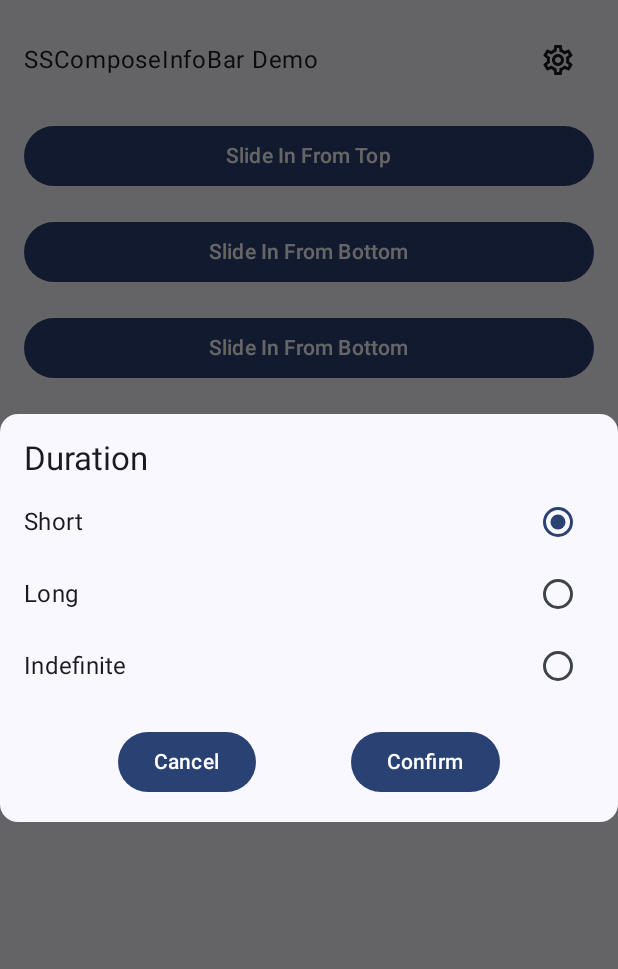
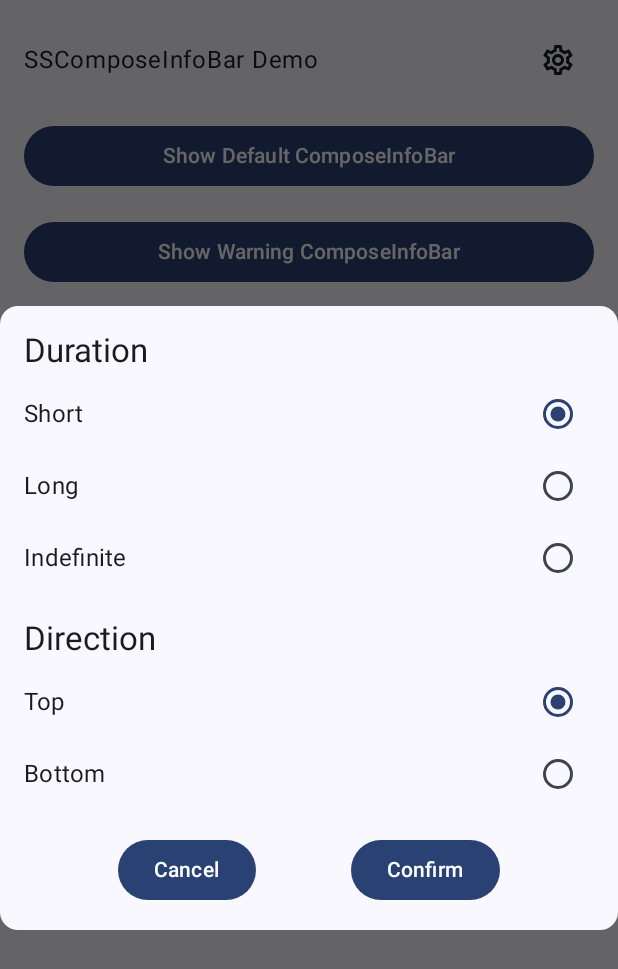
Before and after one commit to SimformSolutionsPvtLtd/SSCompose-CustomInfoBar, an Android app built with Jetpack Compose: the screen it shows after launch (MainActivity), after a tap on "Info Bar Settings", on a phone screen of 412 x 824 dp. Shown: the top 969 px of the screen. Run offline under Robolectric (Android 15) with nearby library versions, the phone set to English and light mode, and no system bars.

Commit message:
UNT-T23560 Feat: Create Default Info Bar - Warning - Error - Success

```diff
--- a/app/src/main/java/com/simform/sscustominfobarapp/home/Home.kt
+++ b/app/src/main/java/com/simform/sscustominfobarapp/home/Home.kt
@@ -97,7 +97,7 @@ fun SSCustomInfoBarHome() {
     }
     val coroutineScope = rememberCoroutineScope()
     var buttonType by remember {
-        mutableStateOf(ButtonType.DefaultSlideInFromTop)
+        mutableStateOf(ButtonType.Default)
     }
     var shouldShowSettingDialog by remember {
         mutableStateOf(false)
@@ -137,30 +137,60 @@ fun SSCustomInfoBarHome() {
                     shouldShowSettingDialog = shouldShowSettingDialog.not()
                 }
                 CustomHomeButton(
-                    title = stringResource(id = R.string.slide_in_from_top),
-                    buttonType = ButtonType.DefaultSlideInFromTop
+                    title = stringResource(id = R.string.show_default_info_bar),
+                    buttonType = ButtonType.Default
                 ) { btnType ->
                     if (!composeInfoHostState.isVisible) {
                         buttonType = btnType
-                        direction = SSComposeInfoBarDirection.Top
                         coroutineScope.showSSComposeInfoBar(
-                            context.getString(R.string.slide_in_from_top).toTextType(),
-                            context.getString(R.string.animated_from_top).toTextType(),
+                            context.getString(R.string.hey_user_good_morning).toTextType(),
+                            context.getString(R.string.we_hope_you_are_doing_well_in_your_life)
+                                .toTextType(),
                             composeInfoHostState = composeInfoHostState,
                             duration = duration
                         )
                     }
                 }
                 CustomHomeButton(
-                    title = context.getString(R.string.slide_in_from_bottom),
-                    buttonType = ButtonType.DefaultSlideInFromBottom
+                    title = stringResource(R.string.show_warning_info_bar),
+                    buttonType = ButtonType.Warning
                 ) { btnType ->
                     if (!composeInfoHostState.isVisible) {
                         buttonType = btnType
-                        direction = SSComposeInfoBarDirection.Bottom
                         coroutineScope.showSSComposeInfoBar(
-                            context.getString(R.string.slide_in_from_bottom).toTextType(),
-                            context.getString(R.string.animated_from_bottom).toTextType(),
+                            context.getString(R.string.warning).toTextType(),
+                            context.getString(R.string.trying_to_access_sensitive_information)
+                                .toTextType(),
+                            composeInfoHostState = composeInfoHostState,
+                            duration = duration
+                        )
+                    }
+                }
+                CustomHomeButton(
+                    title = stringResource(id = R.string.show_error_info_bar),
+                    buttonType = ButtonType.Error
+                ) { btnType ->
+                    if (!composeInfoHostState.isVisible) {
+                        buttonType = btnType
+                        coroutineScope.showSSComposeInfoBar(
+                            context.getString(R.string.error).toTextType(),
+                            context.getString(R.string.failed_to_fetch_data_from_the_server)
+                                .toTextType(),
+                            composeInfoHostState = composeInfoHostState,
+                            duration = duration
+                        )
+                    }
+                }
+                CustomHomeButton(
+                    title = stringResource(id = R.string.show_success_info_bar),
+                    buttonType = ButtonType.Success
+                ) { btnType ->
+                    if (!composeInfoHostState.isVisible) {
+                        buttonType = btnType
+                        coroutineScope.showSSComposeInfoBar(
+                            context.getString(R.string.success).toTextType(),
+                            context.getString(R.string.successfully_fetched_network_data)
+                                .toTextType(),
                             composeInfoHostState = composeInfoHostState,
                             duration = duration
                         )
@@ -186,12 +216,11 @@ fun SSCustomInfoBarHome() {
                     }
                 }
                 CustomHomeButton(
-                    title = stringResource(R.string.slide_in_from_bottom),
-                    buttonType = ButtonType.DefaultSlideInFromBottom
+                    title = context.getString(R.string.show_annotated_text_info_bar),
+                    buttonType = ButtonType.AnnotatedText
                 ) { btnType ->
                     if (!composeInfoHostState.isVisible) {
                         buttonType = btnType
-                        direction = SSComposeInfoBarDirection.Bottom
                         coroutineScope.showSSComposeInfoBar(
                             titleAnnotated.toTextType(),
                             descAnnotated.toTextType(),
@@ -205,12 +234,14 @@ fun SSCustomInfoBarHome() {
         AnimatedVisibility(visible = shouldShowSettingDialog) {
             SettingDialog(
                 modifier = Modifier.align(Alignment.Center),
-                selectedDuration = duration,
+                inputDuration = duration,
+                inputDirection = direction,
                 onCancel = {
                     shouldShowSettingDialog = false
                 },
-                onConfirm = { selectedDuration ->
+                onConfirm = { selectedDuration, selectedDirection ->
                     duration = selectedDuration
+                    direction = selectedDirection
                     shouldShowSettingDialog = false
                 })
         }
--- a/app/src/main/java/com/simform/sscustominfobarapp/home/SettingDialog.kt
+++ b/app/src/main/java/com/simform/sscustominfobarapp/home/SettingDialog.kt
@@ -26,6 +26,7 @@ import androidx.compose.ui.draw.clip
 import androidx.compose.ui.res.stringResource
 import androidx.compose.ui.text.font.FontWeight
 import com.simform.sscustominfobar.main.SSComposeInfoBar
+import com.simform.sscustominfobar.main.SSComposeInfoBarDirection
 import com.simform.sscustominfobar.main.SSComposeInfoDuration
 import com.simform.sscustominfobarapp.R
 import com.simform.sscustominfobarapp.utils.AppDimens
@@ -33,21 +34,26 @@ import com.simform.sscustominfobarapp.utils.AppDimens
 /**
  * Custom dialog to display settings that user can set for the [SSComposeInfoBar] Displayed.
  *
- * @param modifier
- * @param selectedDuration
- * @param onCancel
- * @param onConfirm
+ * @param modifier The modifier to apply to [SettingDialog].
+ * @param inputDuration The default value for [SSComposeInfoDuration].
+ * @param inputDirection] The default value for [SSComposeInfoBarDirection].
+ * @param onCancel Called when the user clicks on the cancel button.
+ * @param onConfirm Called when the user clicks on the confirm button.
  */
 @OptIn(ExperimentalMaterial3Api::class)
 @Composable
 fun SettingDialog(
     modifier: Modifier = Modifier,
-    selectedDuration: SSComposeInfoDuration,
+    inputDuration: SSComposeInfoDuration,
+    inputDirection: SSComposeInfoBarDirection,
     onCancel: () -> Unit,
-    onConfirm: (SSComposeInfoDuration) -> Unit
+    onConfirm: (SSComposeInfoDuration, SSComposeInfoBarDirection) -> Unit
 ) {
-    var selectedOption by remember {
-        mutableStateOf(selectedDuration)
+    var selectedDuration by remember {
+        mutableStateOf(inputDuration)
+    }
+    var selectedDirection by remember {
+        mutableStateOf(inputDirection)
     }
     BasicAlertDialog(
         modifier = modifier,
@@ -55,6 +61,40 @@ fun SettingDialog(
     ) {
         Surface(Modifier.clip(MaterialTheme.shapes.medium)) {
             Column(Modifier.padding(AppDimens.DpMedium)) {
+                DurationSection(selectedOption = selectedDuration) { duration ->
+                    selectedDuration = duration
+                }
+                Spacer(modifier = Modifier.height(AppDimens.DpMedium))
+                DirectionSection(selectedOption = selectedDirection) { direction ->
+                    selectedDirection = direction
+                }
+                Spacer(modifier = Modifier.height(AppDimens.DpMedium))
+                Row(Modifier.fillMaxWidth(), horizontalArrangement = Arrangement.SpaceEvenly) {
+                    Button(onClick = onCancel) {
+                        Text(text = stringResource(R.string.cancel))
+                    }
+                    Button(onClick = {
+                        onConfirm(selectedDuration, selectedDirection)
+                    }) {
+                        Text(text = stringResource(R.string.confirm))
+                    }
+                }
+            }
+        }
+    }
+}
+
+/**
+ * [SettingDialog]'s sub composable for selecting duration of [SSComposeInfoBar].
+ *
+ * @param selectedOption currently selected option on [SSComposeInfoDuration].
+ * @param onOptionSelected called when user selects a new duration radio button.
+ */
+@Composable
+private fun DurationSection(
+    selectedOption: SSComposeInfoDuration,
+    onOptionSelected: (selectedDuration: SSComposeInfoDuration) -> Unit
+) {
     Text(
         text = stringResource(R.string.duration),
         style = MaterialTheme.typography.titleLarge
@@ -73,23 +113,43 @@ fun SettingDialog(
             Spacer(modifier = Modifier.width(AppDimens.DpMedium))
             RadioButton(
                 selected = selectedOption == duration,
-                            onClick = {
-                                selectedOption = duration
-                            })
-                    }
-                }
-                Spacer(modifier = Modifier.height(AppDimens.DpMedium))
-                Row(Modifier.fillMaxWidth(), horizontalArrangement = Arrangement.SpaceEvenly) {
-                    Button(onClick = onCancel) {
-                        Text(text = stringResource(R.string.cancel))
-                    }
-                    Button(onClick = {
-                        onConfirm(selectedOption)
-                    }) {
-                        Text(text = stringResource(R.string.confirm))
+                onClick = { onOptionSelected(duration) }
+            )
         }
     }
 }
+
+/**
+ * [SettingDialog]'s sub composable for selecting direction of [SSComposeInfoBar].
+ *
+ * @param selectedOption currently selected option on [SSComposeInfoBarDirection].
+ * @param onOptionSelected called when user selects a new direction radio button.
+ */
+@Composable
+private fun DirectionSection(
+    selectedOption: SSComposeInfoBarDirection,
+    onOptionSelected: (selectedDirection: SSComposeInfoBarDirection) -> Unit
+) {
+    Text(
+        text = stringResource(R.string.direction),
+        style = MaterialTheme.typography.titleLarge
+    )
+    Spacer(modifier = Modifier.height(AppDimens.DpExtraSmall))
+    SSComposeInfoBarDirection.entries.forEach { direction ->
+        Row(
+            Modifier.fillMaxWidth(),
+            horizontalArrangement = Arrangement.SpaceBetween,
+            verticalAlignment = Alignment.CenterVertically
+        ) {
+            Text(
+                text = direction.name,
+                style = MaterialTheme.typography.titleMedium.copy(fontWeight = FontWeight.Normal)
+            )
+            Spacer(modifier = Modifier.width(AppDimens.DpMedium))
+            RadioButton(
+                selected = selectedOption == direction,
+                onClick = { onOptionSelected(direction) }
+            )
         }
     }
 }
--- a/app/src/main/res/values/strings.xml
+++ b/app/src/main/res/values/strings.xml
@@ -2,19 +2,28 @@
 <resources>
     <string name="app_name">SSCustomInfoBar</string>
 
-    // Action Button
-    <string name="slide_in_from_top">Slide In From Top</string>
-    <string name="slide_in_from_bottom">Slide In From Bottom</string>
-    <string name="animated_from_bottom">Animated from bottom</string>
-    <string name="animated_from_top">Animated from top</string>
     <string name="info_bar_settings">Info Bar Settings</string>
     <string name="ss_compose_info_bar_demo">SSComposeInfoBar Demo</string>
     <string name="duration">Duration</string>
+    <string name="direction">Direction</string>
     <string name="cancel">Cancel</string>
     <string name="confirm">Confirm</string>
+    <string name="show_default_info_bar">Show Default ComposeInfoBar</string>
+    <string name="hey_user_good_morning">Hey user, Good morning</string>
+    <string name="we_hope_you_are_doing_well_in_your_life">We hope you are doing well in your life.</string>
+    <string name="show_error_info_bar">Show Error ComposeInfoBar</string>
+    <string name="error">Error!!</string>
+    <string name="failed_to_fetch_data_from_the_server">Failed to fetch data from the server.</string>
+    <string name="show_warning_info_bar">Show Warning ComposeInfoBar</string>
+    <string name="trying_to_access_sensitive_information">Trying to access sensitive information.</string>
+    <string name="warning">Warning!!</string>
+    <string name="show_success_info_bar">Show Success ComposeInfoBar</string>
+    <string name="success">Success!!</string>
+    <string name="successfully_fetched_network_data">Successfully fetched network data.</string>
     <string name="hello">Hello</string>
     <string name="world">" World"</string>
+    <string name="ss_compose_info_bar">" SSComposeInfoBar"</string>
+    <string name="love">" Love"</string>
     <string name="i">I</string>
-    <string name="love">" Love"</string>
-    <string name="ss_compose_info_bar">" SSComposeInfoBar"</string>
+    <string name="show_annotated_text_info_bar">Show Annotated Text Info Bar</string>
 </resources>
--- a/sscustominfobar/build.gradle.kts
+++ b/sscustominfobar/build.gradle.kts
@@ -44,6 +44,7 @@ dependencies {
     implementation(libs.androidx.core.ktx)
     implementation(libs.androidx.appcompat)
     implementation(libs.androidx.ui)
+    implementation(libs.material.icons.extended)
     implementation(libs.androidx.ui.graphics)
     implementation(libs.androidx.ui.tooling.preview)
     implementation(libs.androidx.material3)
--- a/sscustominfobar/src/main/java/com/simform/sscustominfobar/animation/AnimationUtil.kt
+++ b/sscustominfobar/src/main/java/com/simform/sscustominfobar/animation/AnimationUtil.kt
@@ -9,7 +9,7 @@ import com.simform.sscustominfobar.main.SSComposeInfoBarDirection
 private const val DefaultAnimationDuration = 600
 
 /**
- * Internal function to get enter animation of jet info bar based on [SSComposeInfoBarDirection] provided
+ * Internal function to get enter animation of compose info bar based on [SSComposeInfoBarDirection] provided
  *
  * Example: If the animation direction is from top to bottom then we will get slideInVertically with initial offset from top
  * and if the animation direction is from bottom to top then the initial offset will be set to outside of bottom of the screen
@@ -29,7 +29,7 @@ internal fun getEnterAnimation(
     })
 
 /**
- * Internal function to get exit animation of jet info bar based on [SSComposeInfoBarDirection] provided
+ * Internal function to get exit animation of compose info bar based on [SSComposeInfoBarDirection] provided
  *
  * Example: If the animation direction is from top then we will get slideInVertically with target offset from top
  * and if the animation direction is from bottom then the target offset will be set to outside of bottom of the screen
```
Also changed, not shown: app/src/main/java/com/simform/sscustominfobarapp/utils/AppUtils.kt (+34 -7 lines), sscustominfobar/src/main/java/com/simform/sscustominfobar/defaultInfoBars/ErrorInfoBar.kt (added, +56 -0 lines), sscustominfobar/src/main/java/com/simform/sscustominfobar/defaultInfoBars/SuccessInfoBar.kt (added, +56 -0 lines), sscustominfobar/src/main/java/com/simform/sscustominfobar/defaultInfoBars/WarningInfoBar.kt (added, +56 -0 lines), sscustominfobar/src/main/java/com/simform/sscustominfobar/res/Colors.kt (added, +8 -0 lines). Lines whose indentation alone changed are shown as unchanged.
